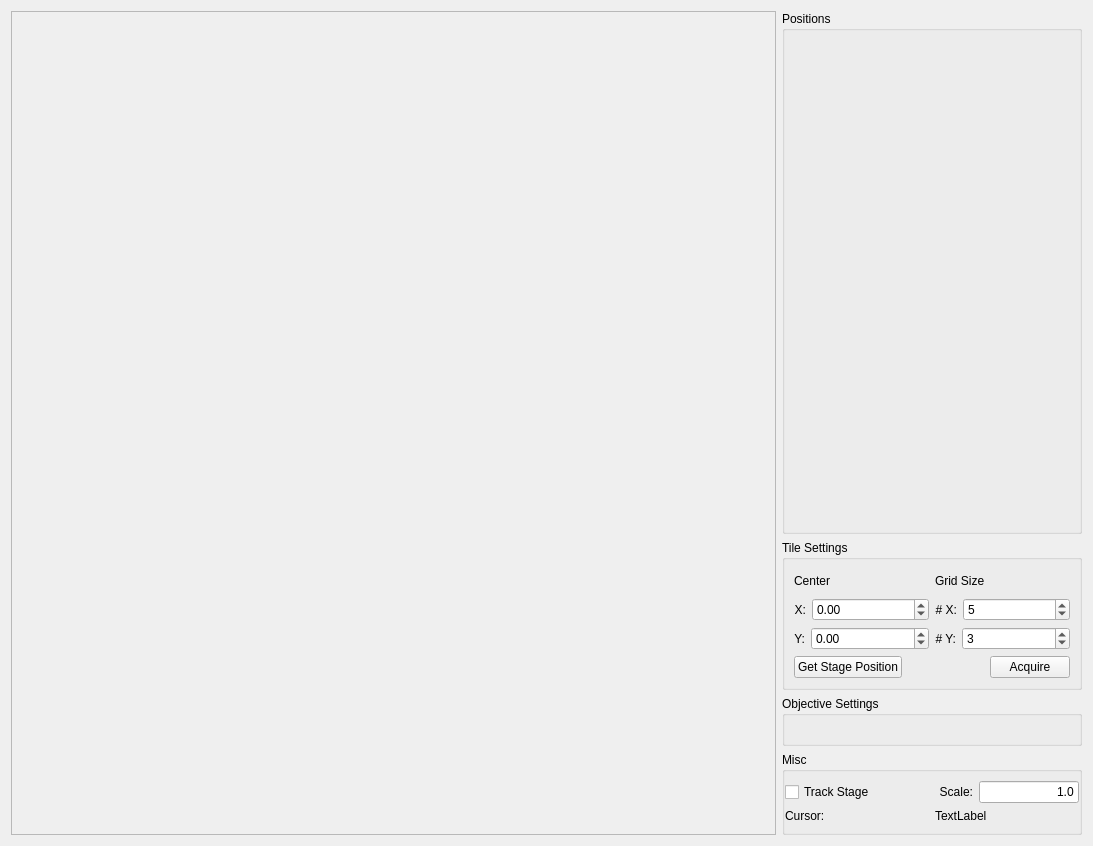
The window that storm_control/steve/qtdesigner/mosaic.ui (BogdanBintu/Scope2Megafish) describes before a commit, drawn with Qt 5.
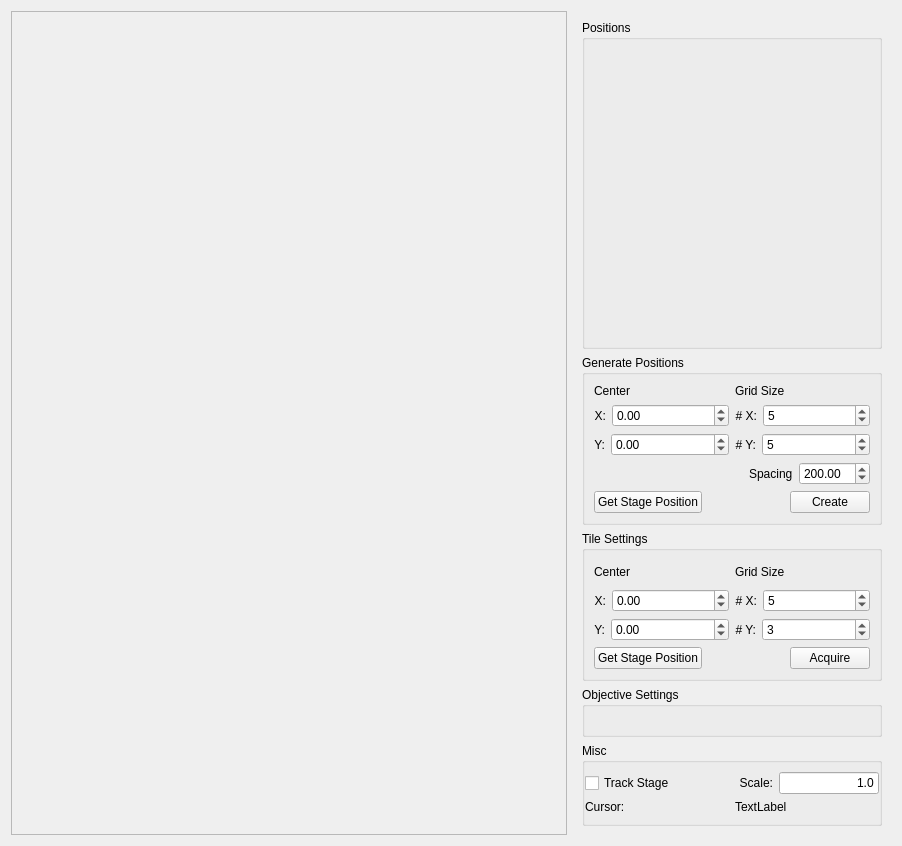
The same window after the commit. Custom widgets are drawn as their Qt base class.

Diff of the .ui file:
```diff
--- a/storm_control/steve/qtdesigner/mosaic.ui
+++ b/storm_control/steve/qtdesigner/mosaic.ui
@@ -6,7 +6,7 @@
    <rect>
     <x>0</x>
     <y>0</y>
-    <width>1093</width>
+    <width>902</width>
     <height>846</height>
    </rect>
   </property>
@@ -45,18 +45,6 @@
       </size>
      </property>
      <layout class="QVBoxLayout" name="verticalLayout_2">
-      <property name="leftMargin">
-       <number>0</number>
-      </property>
-      <property name="topMargin">
-       <number>0</number>
-      </property>
-      <property name="rightMargin">
-       <number>0</number>
-      </property>
-      <property name="bottomMargin">
-       <number>0</number>
-      </property>
       <item>
        <widget class="QGroupBox" name="positionsGroupBox">
         <property name="sizePolicy">
@@ -82,6 +70,274 @@
         </property>
        </widget>
       </item>
+      <item>
+       <widget class="QGroupBox" name="tilesGroupBox_2">
+        <property name="minimumSize">
+         <size>
+          <width>300</width>
+          <height>150</height>
+         </size>
+        </property>
+        <property name="maximumSize">
+         <size>
+          <width>300</width>
+          <height>300</height>
+         </size>
+        </property>
+        <property name="title">
+         <string>Generate Positions</string>
+        </property>
+        <layout class="QVBoxLayout" name="verticalLayout_11">
+         <item>
+          <layout class="QHBoxLayout" name="horizontalLayout_19">
+           <item>
+            <layout class="QVBoxLayout" name="verticalLayout_6">
+             <item>
+              <widget class="QLabel" name="startingPositionLabel_4">
+               <property name="font">
+                <font>
+                 <weight>50</weight>
+                 <bold>false</bold>
+                </font>
+               </property>
+               <property name="text">
+                <string>Center</string>
+               </property>
+               <property name="alignment">
+                <set>Qt::AlignLeading|Qt::AlignLeft|Qt::AlignVCenter</set>
+               </property>
+              </widget>
+             </item>
+             <item>
+              <layout class="QHBoxLayout" name="horizontalLayout_20">
+               <item>
+                <widget class="QLabel" name="xPosLabel_4">
+                 <property name="text">
+                  <string>X:</string>
+                 </property>
+                 <property name="alignment">
+                  <set>Qt::AlignRight|Qt::AlignTrailing|Qt::AlignVCenter</set>
+                 </property>
+                </widget>
+               </item>
+               <item>
+                <widget class="QDoubleSpinBox" name="posCenterSpinX">
+                 <property name="sizePolicy">
+                  <sizepolicy hsizetype="MinimumExpanding" vsizetype="Fixed">
+                   <horstretch>0</horstretch>
+                   <verstretch>0</verstretch>
+                  </sizepolicy>
+                 </property>
+                 <property name="minimum">
+                  <double>-50000.000000000000000</double>
+                 </property>
+                 <property name="maximum">
+                  <double>50000.000000000000000</double>
+                 </property>
+                </widget>
+               </item>
+              </layout>
+             </item>
+             <item>
+              <layout class="QHBoxLayout" name="horizontalLayout_21">
+               <item>
+                <widget class="QLabel" name="yPosLabel_4">
+                 <property name="text">
+                  <string>Y:</string>
+                 </property>
+                 <property name="alignment">
+                  <set>Qt::AlignRight|Qt::AlignTrailing|Qt::AlignVCenter</set>
+                 </property>
+                </widget>
+               </item>
+               <item>
+                <widget class="QDoubleSpinBox" name="posCenterSpinY">
+                 <property name="sizePolicy">
+                  <sizepolicy hsizetype="MinimumExpanding" vsizetype="Fixed">
+                   <horstretch>0</horstretch>
+                   <verstretch>0</verstretch>
+                  </sizepolicy>
+                 </property>
+                 <property name="minimum">
+                  <double>-50000.000000000000000</double>
+                 </property>
+                 <property name="maximum">
+                  <double>500000.000000000000000</double>
+                 </property>
+                </widget>
+               </item>
+              </layout>
+             </item>
+            </layout>
+           </item>
+           <item>
+            <layout class="QVBoxLayout" name="verticalLayout_12">
+             <item>
+              <widget class="QLabel" name="gridDimLabel_3">
+               <property name="font">
+                <font>
+                 <weight>50</weight>
+                 <bold>false</bold>
+                </font>
+               </property>
+               <property name="text">
+                <string>Grid Size</string>
+               </property>
+               <property name="alignment">
+                <set>Qt::AlignLeading|Qt::AlignLeft|Qt::AlignVCenter</set>
+               </property>
+              </widget>
+             </item>
+             <item>
+              <layout class="QHBoxLayout" name="horizontalLayout_22">
+               <item>
+                <widget class="QLabel" name="numXLabel_3">
+                 <property name="text">
+                  <string># X:</string>
+                 </property>
+                 <property name="alignment">
+                  <set>Qt::AlignRight|Qt::AlignTrailing|Qt::AlignVCenter</set>
+                 </property>
+                </widget>
+               </item>
+               <item>
+                <widget class="QSpinBox" name="posGridSpinX">
+                 <property name="sizePolicy">
+                  <sizepolicy hsizetype="MinimumExpanding" vsizetype="Fixed">
+                   <horstretch>0</horstretch>
+                   <verstretch>0</verstretch>
+                  </sizepolicy>
+                 </property>
+                 <property name="minimum">
+                  <number>1</number>
+                 </property>
+                 <property name="singleStep">
+                  <number>2</number>
+                 </property>
+                 <property name="value">
+                  <number>5</number>
+                 </property>
+                </widget>
+               </item>
+              </layout>
+             </item>
+             <item>
+              <layout class="QHBoxLayout" name="horizontalLayout_23">
+               <item>
+                <widget class="QLabel" name="numYLabel_3">
+                 <property name="text">
+                  <string># Y:</string>
+                 </property>
+                 <property name="alignment">
+                  <set>Qt::AlignRight|Qt::AlignTrailing|Qt::AlignVCenter</set>
+                 </property>
+                </widget>
+               </item>
+               <item>
+                <widget class="QSpinBox" name="posGridSpinY">
+                 <property name="sizePolicy">
+                  <sizepolicy hsizetype="MinimumExpanding" vsizetype="Fixed">
+                   <horstretch>0</horstretch>
+                   <verstretch>0</verstretch>
+                  </sizepolicy>
+                 </property>
+                 <property name="minimum">
+                  <number>1</number>
+                 </property>
+                 <property name="singleStep">
+                  <number>2</number>
+                 </property>
+                 <property name="value">
+                  <number>5</number>
+                 </property>
+                </widget>
+               </item>
+              </layout>
+             </item>
+            </layout>
+           </item>
+          </layout>
+         </item>
+         <item>
+          <layout class="QHBoxLayout" name="horizontalLayout_11">
+           <item>
+            <spacer name="horizontalSpacer">
+             <property name="orientation">
+              <enum>Qt::Horizontal</enum>
+             </property>
+             <property name="sizeHint" stdset="0">
+              <size>
+               <width>40</width>
+               <height>20</height>
+              </size>
+             </property>
+            </spacer>
+           </item>
+           <item>
+            <widget class="QLabel" name="label">
+             <property name="text">
+              <string>Spacing</string>
+             </property>
+            </widget>
+           </item>
+           <item>
+            <widget class="QDoubleSpinBox" name="positionGridSpacing">
+             <property name="maximum">
+              <double>2000.000000000000000</double>
+             </property>
+             <property name="value">
+              <double>200.000000000000000</double>
+             </property>
+            </widget>
+           </item>
+          </layout>
+         </item>
+         <item>
+          <layout class="QHBoxLayout" name="horizontalLayout_24">
+           <item>
+            <widget class="QPushButton" name="getStagePosPosButton">
+             <property name="maximumSize">
+              <size>
+               <width>150</width>
+               <height>16777215</height>
+              </size>
+             </property>
+             <property name="text">
+              <string>Get Stage Position</string>
+             </property>
+            </widget>
+           </item>
+           <item>
+            <spacer name="horizontalSpacer_4">
+             <property name="orientation">
+              <enum>Qt::Horizontal</enum>
+             </property>
+             <property name="sizeHint" stdset="0">
+              <size>
+               <width>40</width>
+               <height>20</height>
+              </size>
+             </property>
+            </spacer>
+           </item>
+           <item>
+            <widget class="QPushButton" name="genPosButton">
+             <property name="maximumSize">
+              <size>
+               <width>150</width>
+               <height>16777215</height>
+              </size>
+             </property>
+             <property name="text">
+              <string>Create</string>
+             </property>
+            </widget>
+           </item>
+          </layout>
+         </item>
+        </layout>
+       </widget>
+      </item>
       <item>
        <widget class="QGroupBox" name="tilesGroupBox">
         <property name="minimumSize">
```
Left out of the diff: 6 changed lines with no effect on the pictures.
